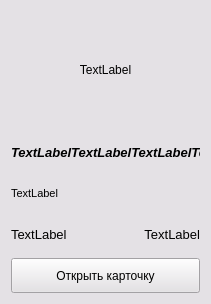
Qt form ui_files/card.ui (gg-master/Cinema_prj) before a commit.
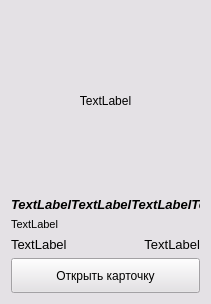
The same form after that commit.

Diff of the .ui file:
```diff
--- a/ui_files/card.ui
+++ b/ui_files/card.ui
@@ -40,6 +40,12 @@
   <layout class="QVBoxLayout" name="verticalLayout_2">
    <item>
     <widget class="QLabel" name="image_label">
+     <property name="sizePolicy">
+      <sizepolicy hsizetype="Preferred" vsizetype="Expanding">
+       <horstretch>0</horstretch>
+       <verstretch>0</verstretch>
+      </sizepolicy>
+     </property>
      <property name="text">
       <string>TextLabel</string>
      </property>
```
